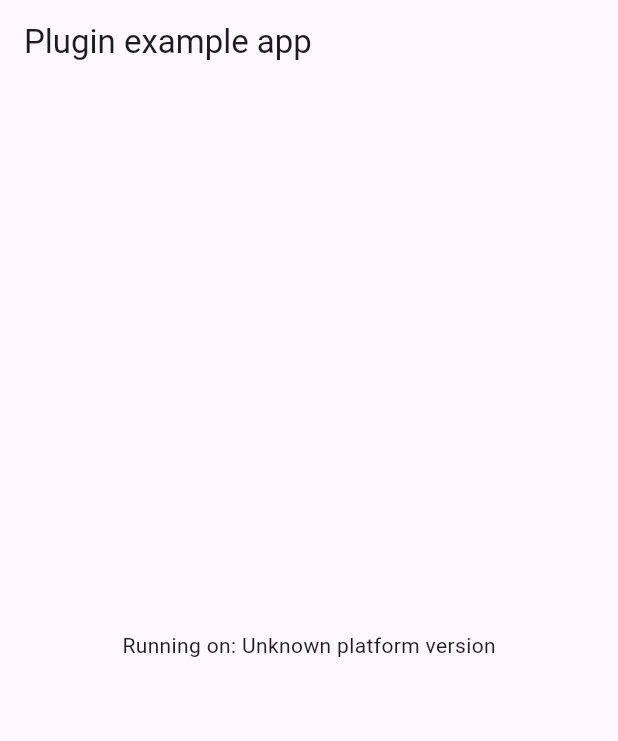
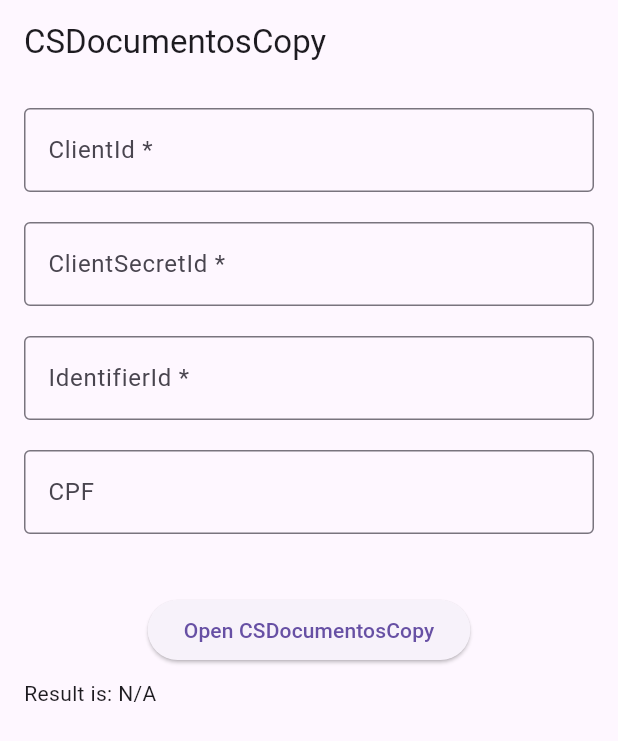
Before and after one commit to ClearSale/DocumentosCopyFlutterPlugin, a Flutter app: the screen it shows after launch, on a phone screen of 412 x 824 dp. Shown: the top 741 px of the screen. Run offline on Flutter 3.47's test engine with Material 3 defaults, Android fonts, the phone set to English and light mode, and no system bars; our stand-ins replace mask_text_input_formatter, plugin_platform_interface.

Commit message:
feat: implement iOS and example app with minimal configuration.

```diff
--- a/example/lib/main.dart
+++ b/example/lib/main.dart
@@ -1,8 +1,11 @@
+import 'dart:convert';
+
 import 'package:flutter/material.dart';
 import 'dart:async';
 
 import 'package:flutter/services.dart';
 import 'package:documentoscopy_flutter_sdk/documentoscopy_flutter_sdk.dart';
+import 'package:mask_text_input_formatter/mask_text_input_formatter.dart';
 
 void main() {
   runApp(const MyApp());
@@ -16,25 +19,36 @@ class MyApp extends StatefulWidget {
 }
 
 class _MyAppState extends State<MyApp> {
-  String _platformVersion = 'Unknown';
   final _documentoscopyFlutterSdkPlugin = DocumentoscopyFlutterSdk();
+  final _formKey = GlobalKey<FormState>();
+  final Map<String, dynamic> _formValues = {};
+  String _result = "N/A";
 
   @override
   void initState() {
     super.initState();
-    initPlatformState();
   }
 
   // Platform messages are asynchronous, so we initialize in an async method.
-  Future<void> initPlatformState() async {
-    String platformVersion;
+  Future<void> callCSDocumentosCopySDK(String clientId, String clientSecretId, String? identifierId, String? cpf) async {
     // Platform messages may fail, so we use a try/catch PlatformException.
     // We also handle the message potentially returning null.
+    String result;
+
     try {
-      platformVersion =
-          await _documentoscopyFlutterSdkPlugin.getPlatformVersion() ?? 'Unknown platform version';
-    } on PlatformException {
-      platformVersion = 'Failed to get platform version.';
+      var sdkResponse =
+          await _documentoscopyFlutterSdkPlugin.openCSDocumentosCopy(
+            clientId,
+            clientSecretId,
+            identifierId,
+            cpf
+          );
+
+      result = jsonEncode(sdkResponse);
+    } on PlatformException catch (e) {
+      result = "Error: $e";
+    } catch (e) {
+      result = "Error: $e";
     }
 
     // If the widget was removed from the tree while the asynchronous platform
@@ -43,19 +57,123 @@ class _MyAppState extends State<MyApp> {
     if (!mounted) return;
 
     setState(() {
-      _platformVersion = platformVersion;
+      _result = result;
     });
   }
 
   @override
   Widget build(BuildContext context) {
+    final inputMask = MaskTextInputFormatter(
+        mask: '###.###.###-##',
+        filter: { "#": RegExp(r'[0-9]') },
+        type: MaskAutoCompletionType.lazy
+    );
+
     return MaterialApp(
       home: Scaffold(
         appBar: AppBar(
-          title: const Text('Plugin example app'),
+          title: const Text('CSDocumentosCopy'),
         ),
         body: Center(
-          child: Text('Running on: $_platformVersion\n'),
+          child: Padding(
+            padding: const EdgeInsets.symmetric(horizontal: 16, vertical: 16),
+            child: ListView(
+              children: [
+                Form(
+                  key: _formKey,
+                  child: Column(
+                    children: [
+                      TextFormField(
+                        onSaved: (String? clientIdValue) => _formValues["clientId"] = clientIdValue!,
+                        validator: (text) {
+                          if (text == null || text.isEmpty) {
+                            return 'Text is empty';
+                          }
+
+                          return null;
+                        },
+                        decoration: const InputDecoration(
+                            border: OutlineInputBorder(),
+                            hintText: 'Enter clientId',
+                            label: Text("ClientId *")
+                        ),
+                      ),
+                      const SizedBox(height: 20),
+                      TextFormField(
+                        onSaved: (String? clientSecretIdValue) => _formValues["clientSecretId"] = clientSecretIdValue!,
+                        validator: (text) {
+                          if (text == null || text.isEmpty) {
+                            return 'Text is empty';
+                          }
+
+                          return null;
+                        },
+                        decoration: const InputDecoration(
+                            border: OutlineInputBorder(),
+                            hintText: 'Enter clientSecretId',
+                            label: Text("ClientSecretId *")
+                        ),
+                      ),
+                      const SizedBox(height: 20),
+                      TextFormField(
+                        onSaved: (String? identifierIdValue) => _formValues["identifierId"] = identifierIdValue,
+                        validator: (text) {
+                          if (text == null || text.isEmpty) {
+                            return 'Text is empty';
+                          }
+
+                          return null;
+                        },
+                        decoration: const InputDecoration(
+                            border: OutlineInputBorder(),
+                            hintText: 'Enter identifierId',
+                            label: Text("IdentifierId *")
+                        ),
+                      ),
+                      const SizedBox(height: 20),
+                      TextFormField(
+                        onSaved: (String? cpfValue) => _formValues["cpf"] = cpfValue,
+                        validator: (text) {
+                          if (text == null || text.isEmpty) {
+                            return 'Text is empty';
+                          }
+
+                          return null;
+                        },
+                        decoration: const InputDecoration(
+                            border: OutlineInputBorder(),
+                            hintText: 'Enter CPF',
+                            label: Text('CPF')
+                        ),
+                        inputFormatters: [
+                          MaskTextInputFormatter(
+                            mask: '###.###.###-##',
+                            filter: { "#": RegExp(r'[0-9]') },
+                            type: MaskAutoCompletionType.lazy
+                          )
+                        ],
+                      ),
+                      const SizedBox(height: 40),
+                      ElevatedButton(onPressed: () async {
+                        if (_formKey.currentState?.validate() == true) {
+                          _formKey.currentState!.save();
+
+                          await callCSDocumentosCopySDK(
+                              _formValues["clientId"],
+                              _formValues["clientSecretId"],
+                              _formValues["identifierId"],
+                              _formValues["cpf"]
+                          );
+                        }
+                      }, child: const Text('Open CSDocumentosCopy'))
+                    ],
+                  ),
+                ),
+                const SizedBox(height: 8),
+                Text("Result is: $_result"),
+              ],
+            ),
+          ),
         ),
       ),
     );
--- a/example/pubspec.yaml
+++ b/example/pubspec.yaml
@@ -28,6 +28,8 @@ dependencies:
   # The following adds the Cupertino Icons font to your application.
   # Use with the CupertinoIcons class for iOS style icons.
   cupertino_icons: ^1.0.6
+
+  mask_text_input_formatter: ^2.9.0
 
 dev_dependencies:
   integration_test:
--- a/lib/documentoscopy_flutter_sdk.dart
+++ b/lib/documentoscopy_flutter_sdk.dart
@@ -1,8 +1,12 @@
-
+import 'documentoscopy_flutter_sdk_data.dart';
 import 'documentoscopy_flutter_sdk_platform_interface.dart';
 
 class DocumentoscopyFlutterSdk {
   Future<String?> getPlatformVersion() {
     return DocumentoscopyFlutterSdkPlatform.instance.getPlatformVersion();
   }
+
+  Future<CSDocumentosCopyResult> openCSDocumentosCopy(String clientId, String clientSecretId, String? identifierId, String? cpf) {
+    return DocumentoscopyFlutterSdkPlatform.instance.openCSDocumentosCopy(clientId, clientSecretId, identifierId, cpf);
+  }
 }
--- /dev/null
+++ b/lib/documentoscopy_flutter_sdk_data.dart
@@ -0,0 +1,13 @@
+class CSDocumentosCopyResult {
+  final String documentType;
+  final String sessionId;
+
+  CSDocumentosCopyResult(this.documentType, this.sessionId);
+
+  factory CSDocumentosCopyResult.fromJson(Map<String, dynamic> json) {
+    return CSDocumentosCopyResult(
+      json['documentType'],
+      json['sessionId'],
+    );
+  }
+}
--- a/lib/documentoscopy_flutter_sdk_method_channel.dart
+++ b/lib/documentoscopy_flutter_sdk_method_channel.dart
@@ -1,6 +1,7 @@
 import 'package:flutter/foundation.dart';
 import 'package:flutter/services.dart';
 
+import 'documentoscopy_flutter_sdk_data.dart';
 import 'documentoscopy_flutter_sdk_platform_interface.dart';
 
 /// An implementation of [DocumentoscopyFlutterSdkPlatform] that uses method channels.
@@ -11,7 +12,25 @@ class MethodChannelDocumentoscopyFlutterSdk extends DocumentoscopyFlutterSdkPlat
 
   @override
   Future<String?> getPlatformVersion() async {
-    final version = await methodChannel.invokeMethod<String>('getPlatformVersion');
+    final version = await methodChannel.invokeMethod<String>(
+        'getPlatformVersion');
     return version;
   }
+
+  @override
+  Future<CSDocumentosCopyResult> openCSDocumentosCopy(String clientId,
+      String clientSecretId, String? identifierId, String? cpf) async {
+    final Map<dynamic, dynamic>? response = await methodChannel.invokeMapMethod('openCSDocumentosCopy', {
+      "clientId": clientId,
+      "clientSecretId": clientSecretId,
+      "identifierId": identifierId,
+      "cpf": cpf,
+    });
+
+    if (response != null) {
+      return CSDocumentosCopyResult.fromJson(response.cast() as Map<String, dynamic>);
+    }
+
+    throw "No response from native side";
+  }
 }
--- a/lib/documentoscopy_flutter_sdk_platform_interface.dart
+++ b/lib/documentoscopy_flutter_sdk_platform_interface.dart
@@ -1,5 +1,6 @@
 import 'package:plugin_platform_interface/plugin_platform_interface.dart';
 
+import 'documentoscopy_flutter_sdk_data.dart';
 import 'documentoscopy_flutter_sdk_method_channel.dart';
 
 abstract class DocumentoscopyFlutterSdkPlatform extends PlatformInterface {
@@ -26,4 +27,8 @@ abstract class DocumentoscopyFlutterSdkPlatform extends PlatformInterface {
   Future<String?> getPlatformVersion() {
     throw UnimplementedError('platformVersion() has not been implemented.');
   }
+
+  Future<CSDocumentosCopyResult> openCSDocumentosCopy(String clientId, String clientSecretId, String? identifierId, String? cpf) {
+    throw UnimplementedError('openCSDocumentosCopy() has not been implemented.');
+  }
 }
```
Also changed, not shown: example/pubspec.lock, 7 other files.
